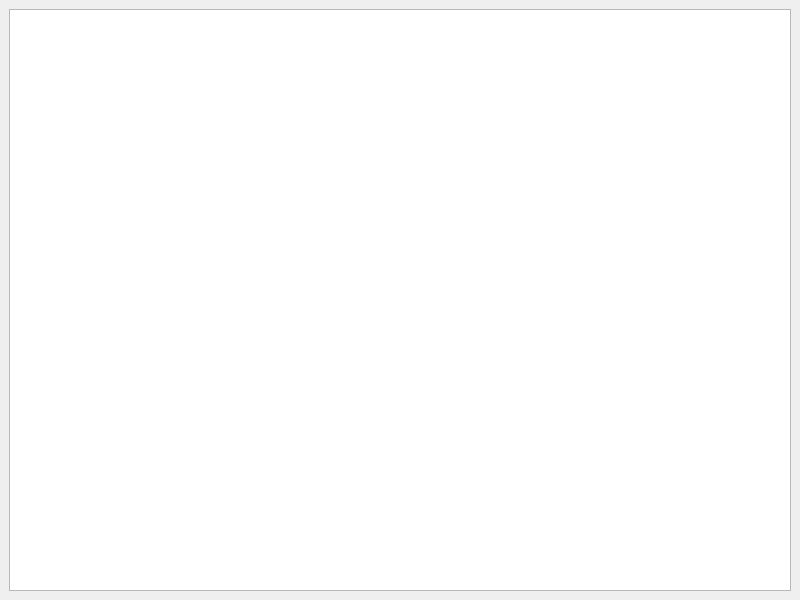
The window that qtdemo/MainWindow.ui (DexterMagnific/flubberpp) describes before a commit, drawn with Qt 5.
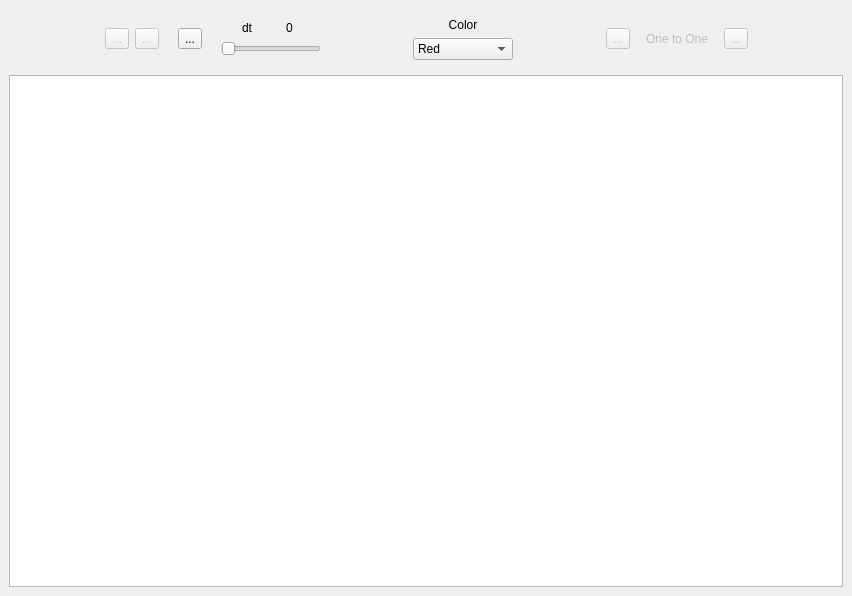
The same window after the commit. Icons and pictures are not drawn.

Commit message: Update Qt demo app with controls

The edit to the form file:
```diff
--- a/qtdemo/MainWindow.ui
+++ b/qtdemo/MainWindow.ui
@@ -6,8 +6,8 @@
    <rect>
     <x>0</x>
     <y>0</y>
-    <width>800</width>
-    <height>600</height>
+    <width>852</width>
+    <height>596</height>
    </rect>
   </property>
   <property name="windowTitle">
@@ -15,8 +15,376 @@
   </property>
   <widget class="QWidget" name="centralwidget">
    <layout class="QGridLayout" name="gridLayout">
+    <item row="1" column="0">
+     <widget class="QGraphicsView" name="view">
+      <property name="focusPolicy">
+       <enum>Qt::NoFocus</enum>
+      </property>
+     </widget>
+    </item>
     <item row="0" column="0">
-     <widget class="QGraphicsView" name="view"/>
+     <widget class="QFrame" name="frame">
+      <property name="frameShape">
+       <enum>QFrame::NoFrame</enum>
+      </property>
+      <property name="frameShadow">
+       <enum>QFrame::Raised</enum>
+      </property>
+      <layout class="QGridLayout" name="gridLayout_5">
+       <item row="0" column="5">
+        <layout class="QGridLayout" name="gridLayout_4">
+         <item row="0" column="4">
+          <widget class="QToolButton" name="categoryBtn">
+           <property name="enabled">
+            <bool>false</bool>
+           </property>
+           <property name="text">
+            <string>...</string>
+           </property>
+           <property name="icon">
+            <iconset theme="media-skip-forward">
+             <normaloff>.</normaloff>.</iconset>
+           </property>
+           <property name="iconSize">
+            <size>
+             <width>64</width>
+             <height>64</height>
+            </size>
+           </property>
+          </widget>
+         </item>
+         <item row="0" column="0">
+          <widget class="QToolButton" name="categoryBtn_2">
+           <property name="enabled">
+            <bool>false</bool>
+           </property>
+           <property name="text">
+            <string>...</string>
+           </property>
+           <property name="icon">
+            <iconset theme="media-skip-backward">
+             <normaloff>.</normaloff>.</iconset>
+           </property>
+           <property name="iconSize">
+            <size>
+             <width>64</width>
+             <height>64</height>
+            </size>
+           </property>
+          </widget>
+         </item>
+         <item row="0" column="3">
+          <spacer name="horizontalSpacer_6">
+           <property name="orientation">
+            <enum>Qt::Horizontal</enum>
+           </property>
+           <property name="sizeType">
+            <enum>QSizePolicy::Fixed</enum>
+           </property>
+           <property name="sizeHint" stdset="0">
+            <size>
+             <width>10</width>
+             <height>20</height>
+            </size>
+           </property>
+          </spacer>
+         </item>
+         <item row="0" column="1">
+          <spacer name="horizontalSpacer_5">
+           <property name="orientation">
+            <enum>Qt::Horizontal</enum>
+           </property>
+           <property name="sizeType">
+            <enum>QSizePolicy::Fixed</enum>
+           </property>
+           <property name="sizeHint" stdset="0">
+            <size>
+             <width>10</width>
+             <height>20</height>
+            </size>
+           </property>
+          </spacer>
+         </item>
+         <item row="0" column="2">
+          <widget class="QLabel" name="categoryLbl">
+           <property name="enabled">
+            <bool>false</bool>
+           </property>
+           <property name="text">
+            <string>One to One</string>
+           </property>
+          </widget>
+         </item>
+        </layout>
+       </item>
+       <item row="0" column="3">
+        <layout class="QGridLayout" name="gridLayout_6">
+         <item row="0" column="0">
+          <widget class="QLabel" name="label_2">
+           <property name="sizePolicy">
+            <sizepolicy hsizetype="Preferred" vsizetype="Fixed">
+             <horstretch>0</horstretch>
+             <verstretch>0</verstretch>
+            </sizepolicy>
+           </property>
+           <property name="text">
+            <string>Color</string>
+           </property>
+           <property name="alignment">
+            <set>Qt::AlignCenter</set>
+           </property>
+          </widget>
+         </item>
+         <item row="1" column="0">
+          <widget class="QComboBox" name="colorCombo">
+           <property name="sizePolicy">
+            <sizepolicy hsizetype="Expanding" vsizetype="Fixed">
+             <horstretch>0</horstretch>
+             <verstretch>0</verstretch>
+            </sizepolicy>
+           </property>
+           <property name="minimumSize">
+            <size>
+             <width>100</width>
+             <height>0</height>
+            </size>
+           </property>
+           <item>
+            <property name="text">
+             <string>Red</string>
+            </property>
+           </item>
+           <item>
+            <property name="text">
+             <string>Green</string>
+            </property>
+           </item>
+           <item>
+            <property name="text">
+             <string>Blue</string>
+            </property>
+           </item>
+           <item>
+            <property name="text">
+             <string>Yellow</string>
+            </property>
+           </item>
+           <item>
+            <property name="text">
+             <string>Cyan</string>
+            </property>
+           </item>
+           <item>
+            <property name="text">
+             <string>Purple</string>
+            </property>
+           </item>
+          </widget>
+         </item>
+        </layout>
+       </item>
+       <item row="0" column="0">
+        <spacer name="horizontalSpacer">
+         <property name="orientation">
+          <enum>Qt::Horizontal</enum>
+         </property>
+         <property name="sizeHint" stdset="0">
+          <size>
+           <width>40</width>
+           <height>20</height>
+          </size>
+         </property>
+        </spacer>
+       </item>
+       <item row="0" column="2">
+        <spacer name="horizontalSpacer_3">
+         <property name="orientation">
+          <enum>Qt::Horizontal</enum>
+         </property>
+         <property name="sizeType">
+          <enum>QSizePolicy::MinimumExpanding</enum>
+         </property>
+         <property name="sizeHint" stdset="0">
+          <size>
+           <width>10</width>
+           <height>20</height>
+          </size>
+         </property>
+        </spacer>
+       </item>
+       <item row="0" column="1">
+        <layout class="QGridLayout" name="gridLayout_3">
+         <item row="0" column="0">
+          <widget class="QToolButton" name="prevBtn">
+           <property name="enabled">
+            <bool>false</bool>
+           </property>
+           <property name="text">
+            <string>...</string>
+           </property>
+           <property name="icon">
+            <iconset theme="media-seek-backward">
+             <normaloff>.</normaloff>.</iconset>
+           </property>
+           <property name="iconSize">
+            <size>
+             <width>64</width>
+             <height>64</height>
+            </size>
+           </property>
+          </widget>
+         </item>
+         <item row="0" column="1">
+          <widget class="QToolButton" name="nextBtn">
+           <property name="enabled">
+            <bool>false</bool>
+           </property>
+           <property name="text">
+            <string>...</string>
+           </property>
+           <property name="icon">
+            <iconset theme="media-seek-forward">
+             <normaloff>.</normaloff>.</iconset>
+           </property>
+           <property name="iconSize">
+            <size>
+             <width>64</width>
+             <height>64</height>
+            </size>
+           </property>
+          </widget>
+         </item>
+         <item row="0" column="2">
+          <spacer name="horizontalSpacer_7">
+           <property name="orientation">
+            <enum>Qt::Horizontal</enum>
+           </property>
+           <property name="sizeType">
+            <enum>QSizePolicy::Fixed</enum>
+           </property>
+           <property name="sizeHint" stdset="0">
+            <size>
+             <width>13</width>
+             <height>20</height>
+            </size>
+           </property>
+          </spacer>
+         </item>
+         <item row="0" column="3">
+          <widget class="QToolButton" name="playBtn">
+           <property name="text">
+            <string>...</string>
+           </property>
+           <property name="icon">
+            <iconset theme="media-playback-pause">
+             <normaloff>.</normaloff>.</iconset>
+           </property>
+           <property name="iconSize">
+            <size>
+             <width>64</width>
+             <height>64</height>
+            </size>
+           </property>
+          </widget>
+         </item>
+         <item row="0" column="4">
+          <spacer name="horizontalSpacer_8">
+           <property name="orientation">
+            <enum>Qt::Horizontal</enum>
+           </property>
+           <property name="sizeType">
+            <enum>QSizePolicy::Fixed</enum>
+           </property>
+           <property name="sizeHint" stdset="0">
+            <size>
+             <width>13</width>
+             <height>20</height>
+            </size>
+           </property>
+          </spacer>
+         </item>
+         <item row="0" column="5">
+          <layout class="QGridLayout" name="gridLayout_2">
+           <item row="0" column="1" colspan="2">
+            <widget class="QLabel" name="timeLbl">
+             <property name="sizePolicy">
+              <sizepolicy hsizetype="Preferred" vsizetype="Fixed">
+               <horstretch>0</horstretch>
+               <verstretch>0</verstretch>
+              </sizepolicy>
+             </property>
+             <property name="text">
+              <string>0</string>
+             </property>
+             <property name="alignment">
+              <set>Qt::AlignCenter</set>
+             </property>
+            </widget>
+           </item>
+           <item row="0" column="0">
+            <widget class="QLabel" name="label">
+             <property name="text">
+              <string>dt</string>
+             </property>
+             <property name="alignment">
+              <set>Qt::AlignRight|Qt::AlignTrailing|Qt::AlignVCenter</set>
+             </property>
+            </widget>
+           </item>
+           <item row="1" column="0" colspan="3">
+            <widget class="QSlider" name="timeSlider">
+             <property name="enabled">
+              <bool>false</bool>
+             </property>
+             <property name="minimumSize">
+              <size>
+               <width>100</width>
+               <height>0</height>
+              </size>
+             </property>
+             <property name="maximum">
+              <number>1000</number>
+             </property>
+             <property name="orientation">
+              <enum>Qt::Horizontal</enum>
+             </property>
+            </widget>
+           </item>
+          </layout>
+         </item>
+        </layout>
+       </item>
+       <item row="0" column="6">
+        <spacer name="horizontalSpacer_4">
+         <property name="orientation">
+          <enum>Qt::Horizontal</enum>
+         </property>
+         <property name="sizeHint" stdset="0">
+          <size>
+           <width>40</width>
+           <height>20</height>
+          </size>
+         </property>
+        </spacer>
+       </item>
+       <item row="0" column="4">
+        <spacer name="horizontalSpacer_9">
+         <property name="orientation">
+          <enum>Qt::Horizontal</enum>
+         </property>
+         <property name="sizeType">
+          <enum>QSizePolicy::MinimumExpanding</enum>
+         </property>
+         <property name="sizeHint" stdset="0">
+          <size>
+           <width>10</width>
+           <height>20</height>
+          </size>
+         </property>
+        </spacer>
+       </item>
+      </layout>
+     </widget>
     </item>
    </layout>
   </widget>
```
Left out of the diff: 11 changed lines with no effect on the pictures. The commit also changes 2 other files.
